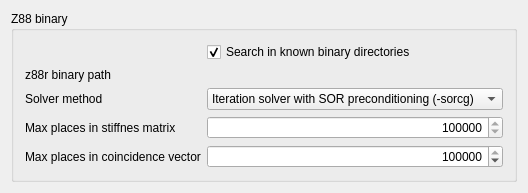
Old version of the form src/Mod/Fem/Gui/DlgSettingsFemZ88.ui in the repository southseact-3d/fcd.
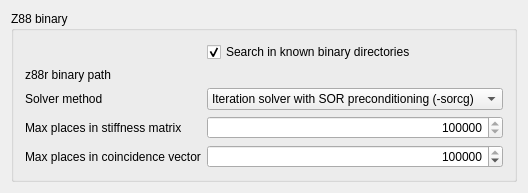
New version of the form. Custom widgets are drawn as their Qt base class.

Commit message: [skip CI] [FEM] fix a typo in a dialog

```diff
--- a/src/Mod/Fem/Gui/DlgSettingsFemZ88.ui
+++ b/src/Mod/Fem/Gui/DlgSettingsFemZ88.ui
@@ -194,7 +194,7 @@
         <item row="4" column="0">
          <widget class="QLabel" name="l_ccx_max_iterations">
           <property name="text">
-           <string>Max places in stiffnes matrix</string>
+           <string>Max places in stiffness matrix</string>
           </property>
          </widget>
         </item>
```
